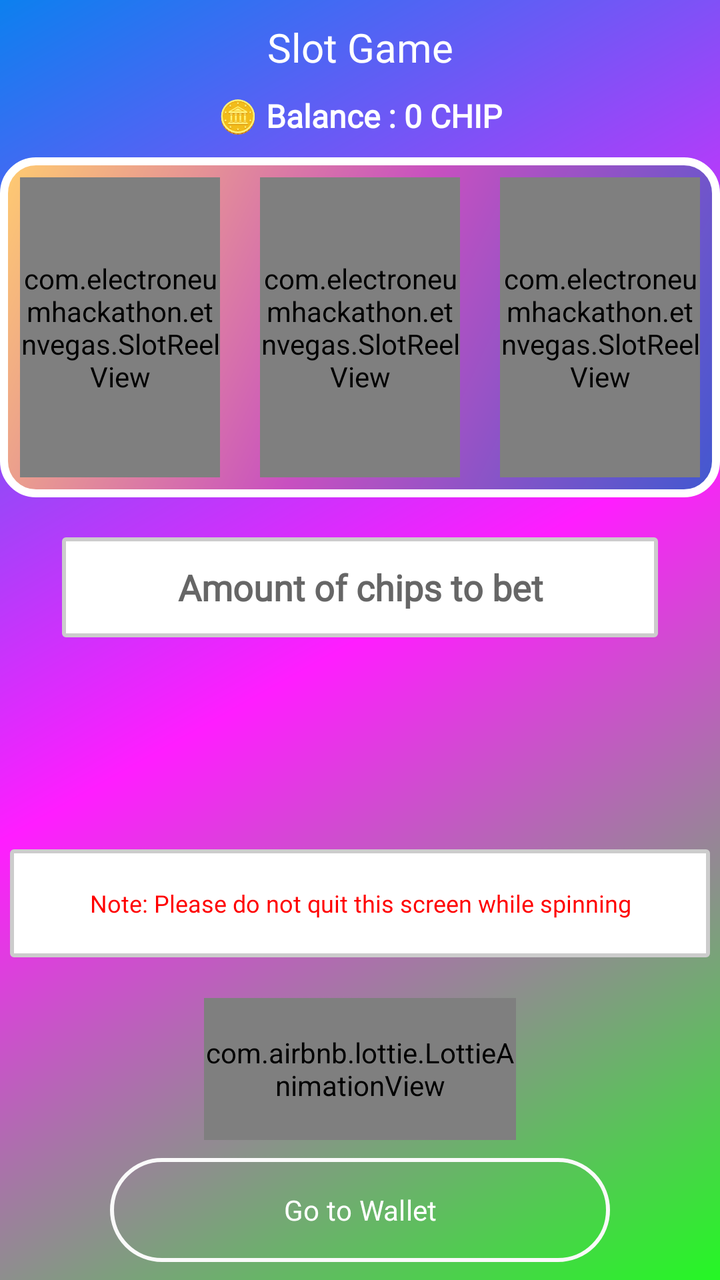
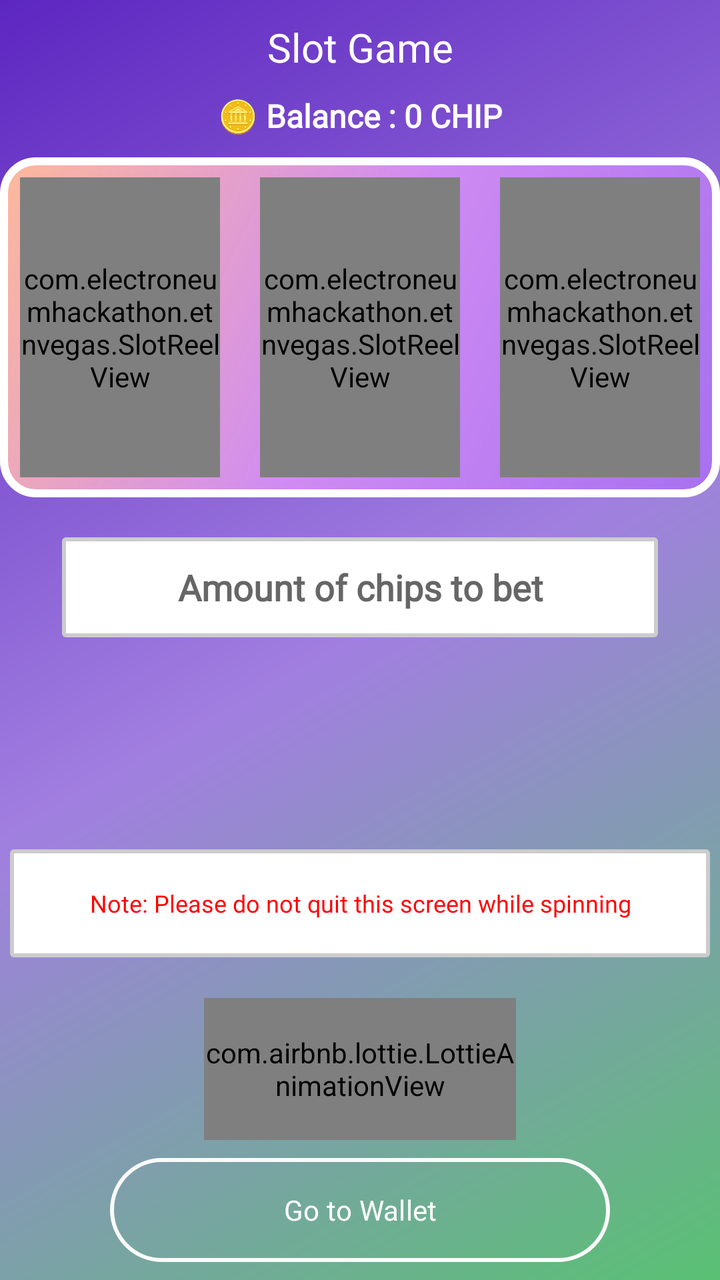

Before-and-after screenshots of an Android layout around one commit, followed by the original layout XML and the change that was made.
<!-- AndroidManifest.xml: application theme Theme.EtnVegas -->
<!-- res/layout/activity_slot_game.xml -->
<?xml version="1.0" encoding="utf-8"?>
<androidx.constraintlayout.widget.ConstraintLayout xmlns:android="http://schemas.android.com/apk/res/android"
    xmlns:app="http://schemas.android.com/apk/res-auto"
    xmlns:tools="http://schemas.android.com/tools"
    android:id="@+id/main"
    android:layout_width="match_parent"
    android:layout_height="match_parent"
    android:background="@drawable/gradient_background"
    tools:context="com.starconsolidate.cryptoslots.com.electroneumhackathon.etnvegas.SlotGameActivity">


    <TextView
        android:id="@+id/header"
        android:layout_width="wrap_content"
        android:layout_height="wrap_content"
        android:layout_marginTop="10dp"
        android:fontFamily="@font/marko_one"
        android:text="Slot Game"
        android:textColor="@color/white"
        android:textSize="20sp"
        app:layout_constraintEnd_toEndOf="parent"
        app:layout_constraintStart_toStartOf="parent"
        app:layout_constraintTop_toTopOf="parent" />

    

    <TextView
        android:id="@+id/balance_view"
        android:layout_width="241dp"
        android:layout_height="wrap_content"
        android:layout_marginStart="10dp"
        android:layout_marginTop="10dp"
        android:layout_marginEnd="10dp"
        android:fontFamily="@font/lustria"
        android:gravity="center"
        android:text="🪙 Balance : 0 CHIP"
        android:textColor="#FFFFFF"
        android:textSize="16sp"
        android:textStyle="bold"
        app:layout_constraintEnd_toEndOf="parent"
        app:layout_constraintStart_toStartOf="parent"
        app:layout_constraintTop_toBottomOf="@+id/header" />

    <LinearLayout
        android:id="@+id/slotContainer"
        android:layout_width="wrap_content"
        android:layout_height="wrap_content"
        android:layout_marginTop="10dp"
        android:background="@drawable/slot_gradient_layout_background"
        android:gravity="center"
        android:orientation="horizontal"
        app:layout_constraintEnd_toEndOf="parent"
        app:layout_constraintStart_toStartOf="parent"
        app:layout_constraintTop_toBottomOf="@id/balance_view">

        
        <com.electroneumhackathon.etnvegas.SlotReelView
            android:id="@+id/slot1"
            android:layout_width="100dp"
            android:layout_height="150dp"
            android:layout_margin="10dp"
            android:background="@drawable/slot_background" />

        <com.electroneumhackathon.etnvegas.SlotReelView
            android:id="@+id/slot2"
            android:layout_width="100dp"
            android:layout_height="150dp"
            android:layout_margin="10dp"
            android:background="@drawable/slot_background" />

        <com.electroneumhackathon.etnvegas.SlotReelView
            android:id="@+id/slot3"
            android:layout_width="100dp"
            android:layout_height="150dp"
            android:layout_margin="10dp"
            android:background="@drawable/slot_background" />

    </LinearLayout>

    <EditText
        android:id="@+id/bet_chip_amount_text"
        android:layout_width="298dp"
        android:layout_height="50dp"
        android:layout_marginStart="10dp"
        android:layout_marginTop="20dp"
        android:layout_marginEnd="10dp"
        android:background="@drawable/edit_text_box"
        android:ems="10"
        android:fontFamily="@font/lustria"
        android:gravity="center"
        android:hint="Amount of chips to bet"
        android:inputType="number"
        android:textColor="#000000"
        android:textColorHint="#666666"
        android:textStyle="bold"
        app:layout_constraintEnd_toEndOf="parent"
        app:layout_constraintStart_toStartOf="parent"
        app:layout_constraintTop_toBottomOf="@+id/slotContainer" />

    <TextView
        android:id="@+id/error_message"
        android:layout_width="351dp"
        android:layout_height="23dp"
        android:layout_marginStart="10dp"
        android:layout_marginTop="2dp"
        android:layout_marginEnd="10dp"
        android:background="@drawable/edit_text_box"
        android:backgroundTint="#FFFFFF"
        android:fontFamily="@font/marko_one"
        android:gravity="center"
        android:padding="5dp"
        android:text="Note: Please do not quit this screen while spinning"
        android:textColor="#FF0000"
        android:textSize="10sp"
        android:visibility="invisible"
        app:layout_constraintEnd_toEndOf="parent"
        app:layout_constraintStart_toStartOf="parent"
        app:layout_constraintTop_toBottomOf="@+id/bet_chip_amount_text" />

    <Button
        android:id="@+id/spinButton"
        android:layout_width="165dp"
        android:layout_height="61dp"
        android:layout_marginStart="10dp"
        android:layout_marginTop="10dp"
        android:layout_marginEnd="10dp"
        android:backgroundTint="#FFFFFF"
        android:enabled="false"
        android:fontFamily="@font/marko_one"
        android:text="Bet and Spin"
        android:textColor="@color/black"
        android:textStyle="bold"
        android:visibility="invisible"
        app:layout_constraintEnd_toEndOf="parent"
        app:layout_constraintStart_toStartOf="parent"
        app:layout_constraintTop_toBottomOf="@+id/error_message" />

    <TextView
        android:id="@+id/textView2"
        android:layout_width="350dp"
        android:layout_height="54dp"
        android:layout_marginStart="10dp"
        android:layout_marginTop="10dp"
        android:layout_marginEnd="10dp"
        android:background="@drawable/edit_text_box"
        android:fontFamily="@font/marko_one"
        android:gravity="center"
        android:padding="5dp"
        android:text="Note: Please do not quit this screen while spinning"
        android:textColor="#FF0000"
        android:textSize="12sp"
        app:layout_constraintEnd_toEndOf="parent"
        app:layout_constraintStart_toStartOf="parent"
        app:layout_constraintTop_toBottomOf="@+id/spinButton" />

    <com.airbnb.lottie.LottieAnimationView
        android:id="@+id/fetch_lottie_animation_1"
        android:layout_width="156dp"
        android:layout_height="71dp"
        android:layout_marginBottom="5dp"
        app:layout_constraintBottom_toTopOf="@+id/go_to_wallet"
        app:layout_constraintEnd_toEndOf="parent"
        app:layout_constraintStart_toStartOf="parent"
        app:lottie_autoPlay="true"
        app:lottie_loop="true"
        app:lottie_rawRes="@raw/loader" />

    <Button
        android:id="@+id/go_to_wallet"
        android:layout_width="250dp"
        android:layout_height="60dp"
        android:layout_marginStart="5dp"
        android:layout_marginEnd="5dp"
        android:layout_marginBottom="5dp"
        android:backgroundTint="@android:color/transparent"
        android:fontFamily="@font/marko_one"
        android:text="Go to Wallet"
        android:textSize="14sp"
        app:layout_constraintBottom_toBottomOf="parent"
        app:layout_constraintEnd_toEndOf="parent"
        app:layout_constraintStart_toStartOf="parent"
        app:strokeColor="#FAFAFA"
        app:strokeWidth="2dp" />

    


</androidx.constraintlayout.widget.ConstraintLayout>
<!-- resources referenced by this layout -->
<resources>
  <color name="black">#FF000000</color>
  <color name="white">#FFFFFFFF</color>
  <!-- drawable edit_text_box (drawable) -->
  <shape xmlns:android="http://schemas.android.com/apk/res/android">
      <solid android:color="#FFFFFF"/> 
      <corners android:radius="1dp"/> 
      <stroke android:color="#CCCCCC" android:width="2dp"/> 
  </shape>
  <!-- drawable gradient_background (drawable) -->
  <shape
  xmlns:android="http://schemas.android.com/apk/res/android"
  android:shape="rectangle">
  <gradient
      android:startColor="#24F824"
      android:centerColor="#FF1DFF"
      android:endColor="#0C80EF"
      android:useLevel="false"
      android:angle="135" />
  </shape>
  <!-- drawable slot_background (drawable) -->
  <?xml version="1.0" encoding="utf-8"?>
  <layer-list xmlns:android="http://schemas.android.com/apk/res/android">
  
      
      <item>
          <shape android:shape="rectangle">
              <solid android:color="#1A000000" />
              <corners android:radius="12dp" />
          </shape>
      </item>
  
      
      <item android:top="2dp" android:left="2dp" android:right="2dp" android:bottom="2dp">
          <shape android:shape="rectangle">
              <gradient
                  android:startColor="#3F51B5"
                  android:endColor="#1A237E"
                  android:angle="90" />
              <corners android:radius="12dp" />
          </shape>
      </item>
  
      
      <item android:top="4dp" android:left="4dp" android:right="4dp" android:bottom="20dp">
          <shape android:shape="rectangle">
              <gradient
                  android:startColor="#80FFFFFF"
                  android:endColor="#00FFFFFF"
                  android:angle="90" />
              <corners android:radius="10dp" />
          </shape>
      </item>
  
      
      <item android:top="6dp" android:left="6dp" android:right="6dp" android:bottom="6dp">
          <shape android:shape="rectangle">
              <solid android:color="#121212" />
              <corners android:radius="10dp" />
              <stroke
                  android:width="3dp"
                  android:color="#FFD700" />
          </shape>
      </item>
  
  </layer-list>
  <!-- drawable slot_gradient_layout_background (drawable) -->
  <shape
      xmlns:android="http://schemas.android.com/apk/res/android"
      android:shape="rectangle">
  
      
      
      <gradient
          android:startColor="#4158D0"
      android:centerColor="#C850C0"
      android:endColor="#FFCC70"
      android:angle="135" />
  
      
      <stroke
          android:width="4dp"
          android:color="#ffffff" /> 
  
      
      <corners
          android:radius="16dp" />
  </shape>
  <style name="Theme.EtnVegas" parent="Base.Theme.EtnVegas" />
  <style name="Base.Theme.EtnVegas" parent="Theme.Material3.DayNight.NoActionBar">
          
          
          <item name="android:forceDarkAllowed" tools:targetApi="q">false</item>
      </style>
</resources>

<!-- the commit's change to res/layout/activity_slot_game.xml (unified diff, before → after) -->
@@ -6,7 +6,7 @@
     android:layout_width="match_parent"
     android:layout_height="match_parent"
     android:background="@drawable/gradient_background"
-    tools:context="com.starconsolidate.cryptoslots.com.electroneumhackathon.etnvegas.SlotGameActivity">
+    tools:context="com.electroneumhackathon.etnvegas.SlotGameActivity">
 
 
     <TextView
<!-- resource entries referenced after the edit -->
@@ -13,9 +13,9 @@
   xmlns:android="http://schemas.android.com/apk/res/android"
   android:shape="rectangle">
   <gradient
-      android:startColor="#24F824"
-      android:centerColor="#FF1DFF"
-      android:endColor="#0C80EF"
+      android:startColor="#59c173"
+      android:centerColor="#a17fe0"
+      android:endColor="#5d26c1"
       android:useLevel="false"
       android:angle="135" />
   </shape>
@@ -73,9 +73,9 @@
       
       
       <gradient
-          android:startColor="#4158D0"
-      android:centerColor="#C850C0"
-      android:endColor="#FFCC70"
+          android:startColor="#a770ef"
+      android:centerColor="#cf8bf3"
+      android:endColor="#fdb99b"
       android:angle="135" />
   
       
